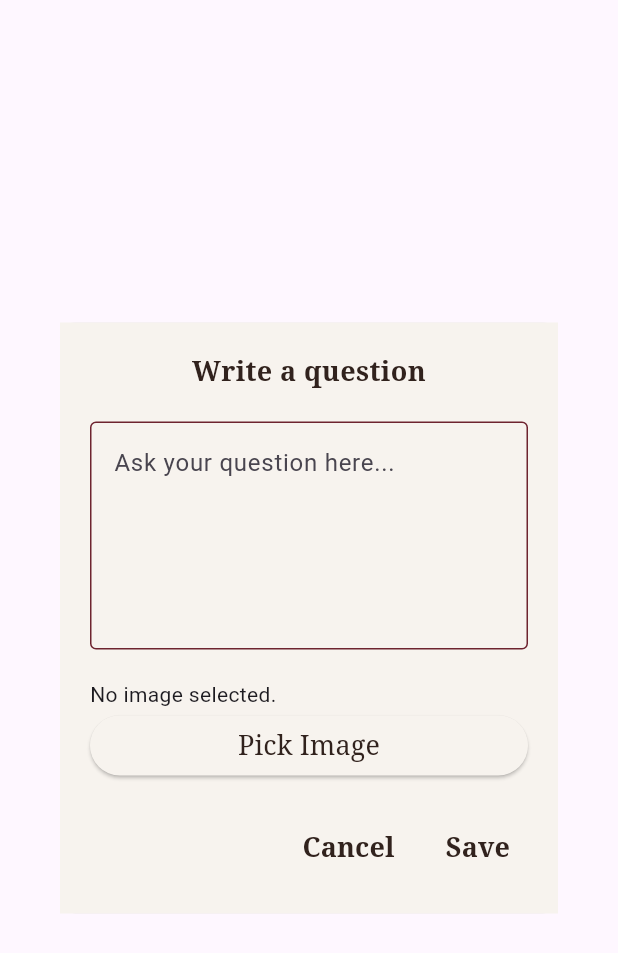
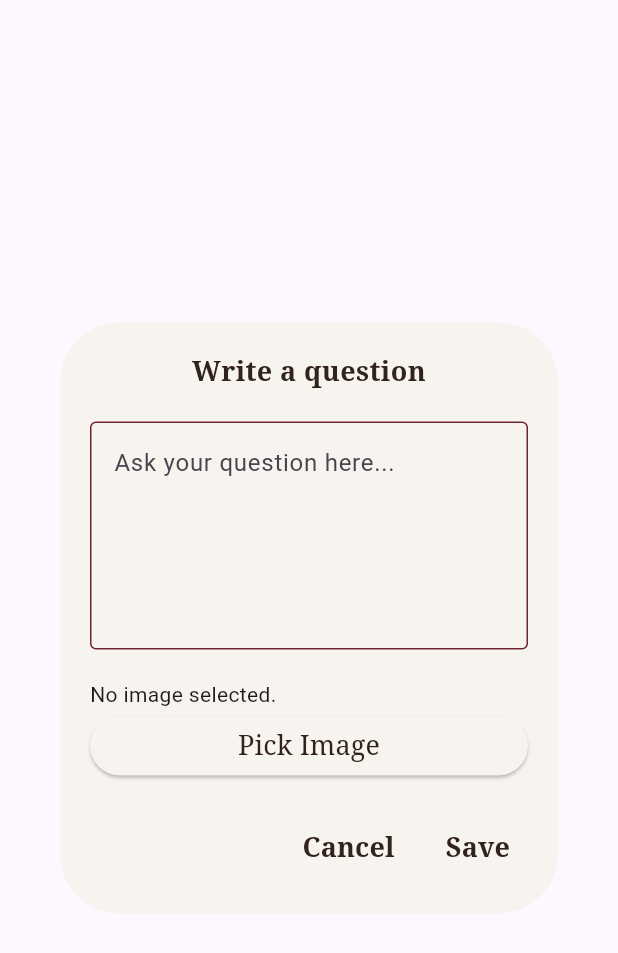
Before and after one commit to MiralDalayka/turathi, a Flutter app: the QuestionDialog widget shown alone on an empty page, opened directly, on a phone screen of 412 x 824 dp. Shown: the top 953 px of the screen. Run offline on Flutter 3.47's test engine with Material 3 defaults, Android fonts, the phone set to English and light mode, and no system bars; our stand-ins replace auto_size_text, cloud_firestore, file_picker, firebase_auth, firebase_core, flutter_image_slideshow and 5 more; accounts and stored records are empty; network calls fail.

Commit message:
edit dialog design

```diff
--- a/lib/view/screens/community_screens/widgets/question_dialog.dart
+++ b/lib/view/screens/community_screens/widgets/question_dialog.dart
@@ -31,12 +31,12 @@ class _QuestionDialogState extends State<QuestionDialog> {
   @override
   Widget build(BuildContext context) {
     return Dialog(
+      backgroundColor: ThemeManager.second,
       shape: RoundedRectangleBorder(
-        borderRadius: BorderRadius.circular(10.0),
+        borderRadius: BorderRadius.circular(40.0), // make it circular
       ),
       child: SingleChildScrollView(
         child: Container(
-          color: ThemeManager.second,
           padding: const EdgeInsets.all(20),
           child: Column(
             mainAxisSize: MainAxisSize.min,
@@ -66,9 +66,13 @@ class _QuestionDialogState extends State<QuestionDialog> {
                   ? Image.file(File(image!.path))
                   : const Text('No image selected.'),
               ElevatedButton(
-                  onPressed: _pickImage,
-                  style: ThemeManager.buttonStyle,
-                  child:  Text('Pick Image',style: ThemeManager.textStyle.copyWith(fontWeight:FontWeight.w300  ),)),
+                onPressed: _pickImage,
+                style: ThemeManager.buttonStyle,
+                child: Text(
+                  'Pick Image',
+                  style: ThemeManager.textStyle.copyWith(fontWeight: FontWeight.w300),
+                ),
+              ),
               const SizedBox(height: 20),
               Row(
                 mainAxisAlignment: MainAxisAlignment.end,
```
